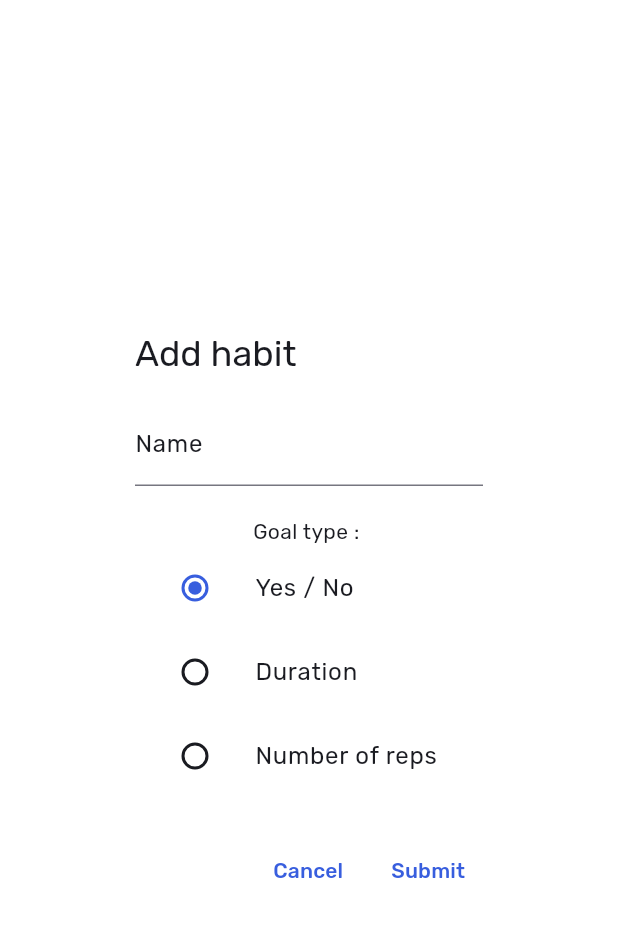
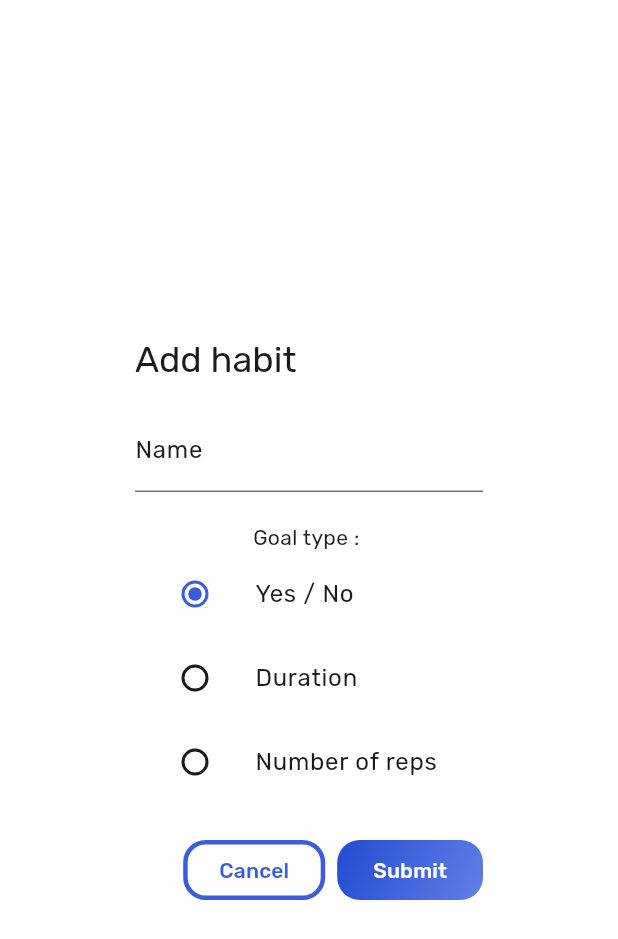
Before and after one commit to dashlime/habitstreaks, a Flutter app: the AddHabitDialog widget shown alone on an empty page, opened directly, on a phone screen of 412 x 824 dp. Shown: the top 939 px of the screen. Run offline on Flutter 3.47's test engine with Material 3 defaults, Android fonts, the light colour scheme and no system bars; our stand-ins replace drift, equatable; accounts and stored records are empty; generated files the repository leaves out were written again; key blocks and very long unbroken strings in the code were emptied for the run.

Commit message:
Implemented Custom Buttons

```diff
--- a/lib/view/dialogs/add_habit_dialog.dart
+++ b/lib/view/dialogs/add_habit_dialog.dart
@@ -2,6 +2,7 @@ import 'package:flutter/material.dart';
 import 'package:habitstreaks/controllers/add_habit_dialog_controller.dart';
 import 'package:habitstreaks/main.dart';
 import 'package:habitstreaks/view/utilities/duration_input_formatter.dart';
+import 'package:habitstreaks/view/widgets/buttons.dart';
 
 class AddHabitDialogState extends State<AddHabitDialog> {
   final controller = AddHabitDialogController();
@@ -117,13 +118,13 @@ class AddHabitDialogState extends State<AddHabitDialog> {
         ],
       ),
       actions: [
-        TextButton(
+        GradientOutlinedButton(
           onPressed: () {
             Navigator.of(context).pop();
           },
-          child: Text('Cancel'),
+          text: 'Cancel',
         ),
-        TextButton(
+        GradientFilledButton(
           onPressed: () {
             var result = controller.saveToDatabase(database);
 
@@ -131,7 +132,7 @@ class AddHabitDialogState extends State<AddHabitDialog> {
               Navigator.of(context).pop();
             }
           },
-          child: Text('Submit'),
+          text: 'Submit',
         ),
       ],
     );
--- a/lib/view/dialogs/update_duration_dialog.dart
+++ b/lib/view/dialogs/update_duration_dialog.dart
@@ -2,6 +2,7 @@ import 'package:flutter/material.dart';
 import 'package:habitstreaks/controllers/input_checks.dart';
 import 'package:habitstreaks/view/utilities/converters.dart';
 import 'package:habitstreaks/view/utilities/duration_input_formatter.dart';
+import 'package:habitstreaks/view/widgets/buttons.dart';
 import 'package:intl/intl.dart';
 
 class UpdateDurationDialogState extends State<UpdateDurationDialog> {
@@ -53,13 +54,13 @@ class UpdateDurationDialogState extends State<UpdateDurationDialog> {
         ],
       ),
       actions: [
-        TextButton(
+        GradientOutlinedButton(
           onPressed: () {
             Navigator.of(context).pop();
           },
-          child: Text('Cancel'),
+          text: 'Cancel',
         ),
-        TextButton(
+        GradientFilledButton(
           onPressed: () {
             check();
 
@@ -70,7 +71,7 @@ class UpdateDurationDialogState extends State<UpdateDurationDialog> {
               Navigator.of(context).pop();
             }
           },
-          child: Text('Submit'),
+          text: 'Submit',
         ),
       ],
     );
--- a/lib/view/dialogs/update_reps_dialog.dart
+++ b/lib/view/dialogs/update_reps_dialog.dart
@@ -1,5 +1,6 @@
 import 'package:flutter/material.dart';
 import 'package:habitstreaks/controllers/input_checks.dart';
+import 'package:habitstreaks/view/widgets/buttons.dart';
 import 'package:intl/intl.dart';
 
 class UpdateRepsDialogState extends State<UpdateRepsDialog> {
@@ -48,13 +49,13 @@ class UpdateRepsDialogState extends State<UpdateRepsDialog> {
         ],
       ),
       actions: [
-        TextButton(
+        GradientOutlinedButton(
           onPressed: () {
             Navigator.of(context).pop();
           },
-          child: Text('Cancel'),
+          text: 'Cancel',
         ),
-        TextButton(
+        GradientFilledButton(
           onPressed: () {
             check();
 
@@ -65,7 +66,7 @@ class UpdateRepsDialogState extends State<UpdateRepsDialog> {
               Navigator.of(context).pop();
             }
           },
-          child: Text('Submit'),
+          text: 'Submit',
         ),
       ],
     );
--- /dev/null
+++ b/lib/view/widgets/buttons.dart
@@ -0,0 +1,58 @@
+import 'package:flutter/material.dart';
+import 'package:habitstreaks/view/theme/colors.dart';
+
+class GradientFilledButton extends StatelessWidget {
+  final String text;
+  final VoidCallback onPressed;
+
+  const GradientFilledButton({super.key, required this.text, required this.onPressed});
+
+  @override
+  Widget build(BuildContext context) {
+    return Container(
+      height: 40,
+      decoration: BoxDecoration(
+        gradient: blueGradient,
+        borderRadius: BorderRadius.all(Radius.circular(15))
+      ),
+      child: FilledButton(
+        onPressed: onPressed,
+        style: FilledButton.styleFrom(
+          backgroundColor: Colors.transparent,
+          overlayColor: Color(0x01000000),
+          shadowColor: Colors.transparent,
+          surfaceTintColor: Colors.transparent,
+          shape: RoundedRectangleBorder(borderRadius: BorderRadius.all(Radius.circular(15)))
+        ),
+        child: Text(text, style: Theme.of(context).textTheme.labelLarge?.copyWith(color: Colors.white))
+      ),
+    );
+  }
+}
+
+class GradientOutlinedButton extends StatelessWidget {
+  final String text;
+  final VoidCallback onPressed;
+
+  const GradientOutlinedButton({super.key, required this.text, required this.onPressed});
+
+  @override
+  Widget build(BuildContext context) {
+    return
+    Container(
+      height: 40,
+      child: OutlinedButton(
+        onPressed: onPressed,
+        style: OutlinedButton.styleFrom(
+          backgroundColor: Colors.transparent,
+          overlayColor: Color(0x01000000),
+          shadowColor: Colors.transparent,
+          side: BorderSide(width: 3, color: UiColors.blue50),
+          surfaceTintColor: Colors.transparent,
+          shape: RoundedRectangleBorder(borderRadius: BorderRadius.all(Radius.circular(15)))
+        ),
+        child: Text(text, style: Theme.of(context).textTheme.labelLarge?.copyWith(color: UiColors.blue50))
+      ),
+    );
+  }
+}
```
